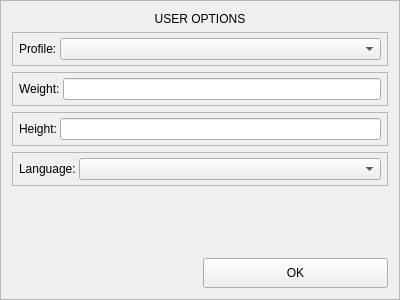
Above: Pilocik/useroptionswindow.ui from dotevo/Pilocik before the change. Below: the same form after it.
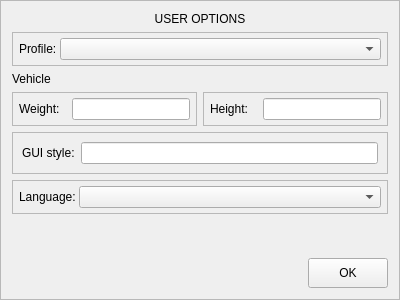
That is the form after the change. Custom widgets are drawn as their Qt base class.

```diff
--- a/Pilocik/useroptionswindow.ui
+++ b/Pilocik/useroptionswindow.ui
@@ -25,8 +25,8 @@
   <property name="frameShadow">
    <enum>QFrame::Raised</enum>
   </property>
-  <layout class="QGridLayout" name="gridLayout">
-   <item row="0" column="0" colspan="2">
+  <layout class="QVBoxLayout" name="verticalLayout">
+   <item>
     <widget class="QLabel" name="userOptionsLabel">
      <property name="text">
       <string>USER OPTIONS</string>
@@ -36,7 +36,7 @@
      </property>
     </widget>
    </item>
-   <item row="2" column="0" colspan="2">
+   <item>
     <widget class="QFrame" name="profileFrame">
      <property name="frameShape">
       <enum>QFrame::StyledPanel</enum>
@@ -80,7 +80,16 @@
      </layout>
     </widget>
    </item>
-   <item row="3" column="0" colspan="2">
+   <item>
+    <widget class="QLabel" name="label_2">
+     <property name="text">
+      <string>Vehicle</string>
+     </property>
+    </widget>
+   </item>
+   <item>
+    <layout class="QHBoxLayout" name="horizontalLayout_7">
+     <item>
     <widget class="QFrame" name="weightFrame">
      <property name="frameShape">
       <enum>QFrame::StyledPanel</enum>
@@ -106,6 +115,12 @@
       </property>
       <item>
        <widget class="QLabel" name="weightLabel">
+          <property name="minimumSize">
+           <size>
+            <width>50</width>
+            <height>0</height>
+           </size>
+          </property>
         <property name="text">
          <string>Weight:</string>
         </property>
@@ -117,7 +132,7 @@
      </layout>
     </widget>
    </item>
-   <item row="4" column="0" colspan="2">
+     <item>
     <widget class="QFrame" name="heightFrame">
      <property name="frameShape">
       <enum>QFrame::StyledPanel</enum>
@@ -143,6 +158,12 @@
       </property>
       <item>
        <widget class="QLabel" name="heightLabel">
+          <property name="minimumSize">
+           <size>
+            <width>50</width>
+            <height>0</height>
+           </size>
+          </property>
         <property name="text">
          <string>Height:</string>
         </property>
@@ -154,20 +175,37 @@
      </layout>
     </widget>
    </item>
-   <item row="7" column="1">
-    <widget class="QPushButton" name="okButton">
+    </layout>
+   </item>
+   <item>
+    <widget class="QFrame" name="frame">
+     <property name="frameShape">
+      <enum>QFrame::StyledPanel</enum>
+     </property>
+     <property name="frameShadow">
+      <enum>QFrame::Raised</enum>
+     </property>
+     <layout class="QHBoxLayout" name="horizontalLayout_6">
+      <item>
+       <widget class="QLabel" name="label">
      <property name="minimumSize">
       <size>
-       <width>0</width>
-       <height>30</height>
+          <width>50</width>
+          <height>0</height>
       </size>
      </property>
      <property name="text">
-      <string>OK</string>
+         <string>GUI style:</string>
      </property>
     </widget>
    </item>
-   <item row="5" column="0" colspan="2">
+      <item>
+       <widget class="QLineEdit" name="guiStylePath"/>
+      </item>
+     </layout>
+    </widget>
+   </item>
+   <item>
     <widget class="QFrame" name="languagFrame">
      <property name="frameShape">
       <enum>QFrame::StyledPanel</enum>
@@ -211,7 +249,7 @@
      </layout>
     </widget>
    </item>
-   <item row="6" column="0" colspan="2">
+   <item>
     <spacer name="verticalSpacer">
      <property name="orientation">
       <enum>Qt::Vertical</enum>
@@ -224,6 +262,36 @@
      </property>
     </spacer>
    </item>
+   <item>
+    <layout class="QHBoxLayout" name="horizontalLayout">
+     <item>
+      <spacer name="horizontalSpacer">
+       <property name="orientation">
+        <enum>Qt::Horizontal</enum>
+       </property>
+       <property name="sizeHint" stdset="0">
+        <size>
+         <width>40</width>
+         <height>20</height>
+        </size>
+       </property>
+      </spacer>
+     </item>
+     <item>
+      <widget class="QPushButton" name="okButton">
+       <property name="minimumSize">
+        <size>
+         <width>0</width>
+         <height>30</height>
+        </size>
+       </property>
+       <property name="text">
+        <string>OK</string>
+       </property>
+      </widget>
+     </item>
+    </layout>
+   </item>
   </layout>
  </widget>
  <customwidgets>
```
Lines whose indentation alone changed are shown as unchanged.
